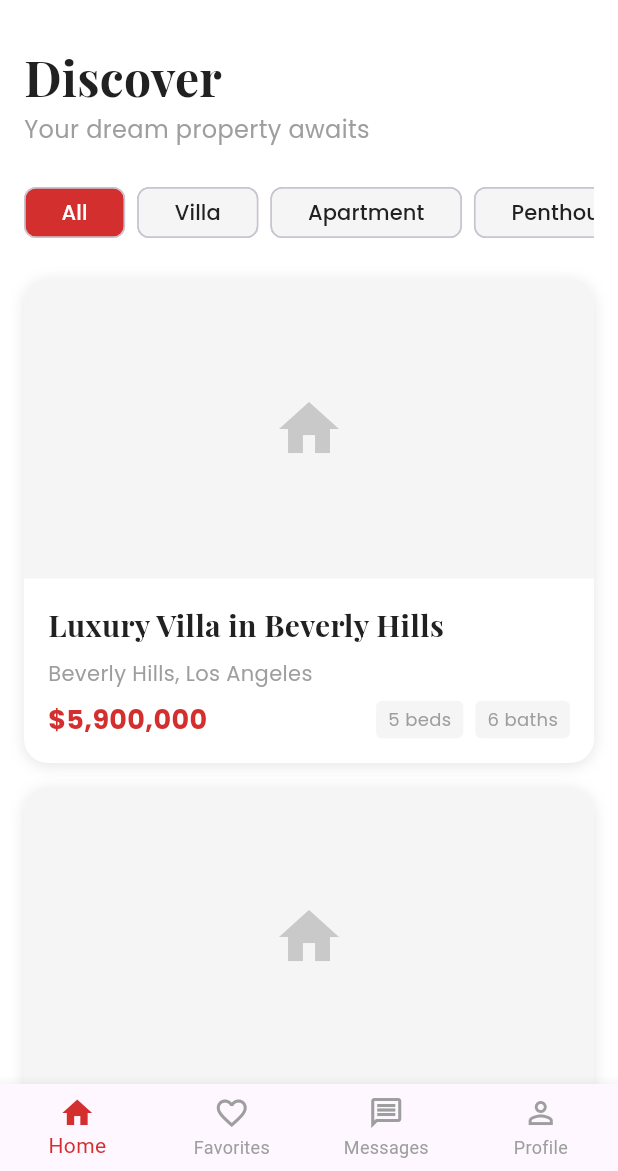
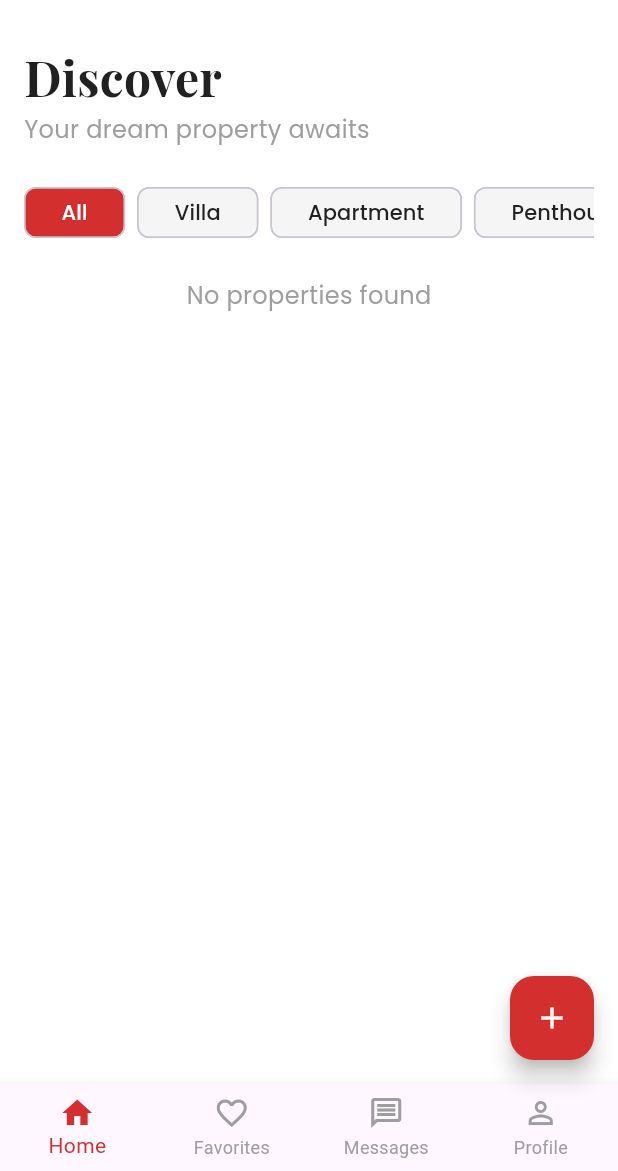
Before and after one commit to Saint-john/sidnapp, a Flutter app: the screen it shows once a user with an empty profile is signed in, on a phone screen of 412 x 824 dp, the part 65-1236 px from its top. Run offline on Flutter 3.47's test engine with Material 3 defaults, Android fonts, the light colour scheme and no system bars; our stand-ins replace cloud_firestore, firebase_auth, firebase_core, firebase_storage, google_fonts, google_sign_in and 1 more; accounts and stored records are empty.

Commit message:
integration firebase and storage upload property

```diff
--- a/lib/main.dart
+++ b/lib/main.dart
@@ -7,6 +7,7 @@
 void main() async {
   WidgetsFlutterBinding.ensureInitialized();
   await Firebase.initializeApp();
+
 
   SystemChrome.setSystemUIOverlayStyle(
     const SystemUiOverlayStyle(
--- /dev/null
+++ b/lib/models/property.dart
@@ -0,0 +1,59 @@
+class Property {
+  final String id;
+  final String title;
+  final String description;
+  final String location;
+  final double price;
+  final String imageUrl;
+  final int bedrooms;
+  final int bathrooms;
+  final String type; // villa, apartment, penthouse
+  final String userId;
+  final DateTime createdAt;
+
+  Property({
+    required this.id,
+    required this.title,
+    required this.description,
+    required this.location,
+    required this.price,
+    required this.imageUrl,
+    required this.bedrooms,
+    required this.bathrooms,
+    required this.type,
+    required this.userId,
+    required this.createdAt,
+  });
+
+  Map<String, dynamic> toMap() {
+    return {
+      'id': id,
+      'title': title,
+      'description': description,
+      'location': location,
+      'price': price,
+      'imageUrl': imageUrl,
+      'bedrooms': bedrooms,
+      'bathrooms': bathrooms,
+      'type': type,
+      'userId': userId,
+      'createdAt': createdAt.toIso8601String(),
+    };
+  }
+
+  factory Property.fromMap(Map<String, dynamic> map) {
+    return Property(
+      id: map['id'],
+      title: map['title'],
+      description: map['description'],
+      location: map['location'],
+      price: map['price'].toDouble(),
+      imageUrl: map['imageUrl'],
+      bedrooms: map['bedrooms'],
+      bathrooms: map['bathrooms'],
+      type: map['type'],
+      userId: map['userId'],
+      createdAt: DateTime.parse(map['createdAt']),
+    );
+  }
+}
--- a/lib/screens/home_screen.dart
+++ b/lib/screens/home_screen.dart
@@ -2,14 +2,24 @@
 import 'package:google_fonts/google_fonts.dart';
 import '../constants/colors.dart';
 import '../services/auth_service.dart';
+import '../services/property_service.dart';
+import '../models/property.dart';
+import 'add_property_screen.dart';
 
-class HomeScreen extends StatelessWidget {
+class HomeScreen extends StatefulWidget {
   const HomeScreen({Key? key}) : super(key: key);
 
   @override
+  _HomeScreenState createState() => _HomeScreenState();
+}
+
+class _HomeScreenState extends State<HomeScreen> {
+  final authService = AuthService();
+  final propertyService = PropertyService();
+  String _selectedCategory = 'All';
+
+  @override
   Widget build(BuildContext context) {
-    final authService = AuthService();
-
     return Scaffold(
       backgroundColor: AppColors.background,
       appBar: AppBar(
@@ -40,6 +50,16 @@
           ),
         ],
       ),
+      floatingActionButton: FloatingActionButton(
+        onPressed: () {
+          Navigator.push(
+            context,
+            MaterialPageRoute(builder: (context) => const AddPropertyScreen()),
+          );
+        },
+        backgroundColor: AppColors.primary,
+        child: const Icon(Icons.add, color: Colors.white),
+      ),
       body: SingleChildScrollView(
         child: Padding(
           padding: const EdgeInsets.all(16.0),
@@ -68,21 +88,55 @@
                 child: ListView(
                   scrollDirection: Axis.horizontal,
                   children: [
-                    _buildCategoryChip('All', true),
-                    _buildCategoryChip('Villa', false),
-                    _buildCategoryChip('Apartment', false),
-                    _buildCategoryChip('Penthouse', false),
+                    _buildCategoryChip('All', _selectedCategory == 'All'),
+                    _buildCategoryChip('Villa', _selectedCategory == 'villa'),
+                    _buildCategoryChip('Apartment', _selectedCategory == 'apartment'),
+                    _buildCategoryChip('Penthouse', _selectedCategory == 'penthouse'),
                   ],
                 ),
               ),
               const SizedBox(height: 24),
-              // Featured Properties
-              ListView.builder(
+              // Properties Stream
+              StreamBuilder<List<Property>>(
+                stream: _selectedCategory == 'All'
+                    ? propertyService.getProperties()
+                    : propertyService.getPropertiesByType(_selectedCategory.toLowerCase()),
+                builder: (context, snapshot) {
+                  if (snapshot.hasError) {
+                    return Center(
+                      child: Text('Error: ${snapshot.error}'),
+                    );
+                  }
+
+                  if (snapshot.connectionState == ConnectionState.waiting) {
+                    return const Center(
+                      child: CircularProgressIndicator(),
+                    );
+                  }
+
+                  final properties = snapshot.data ?? [];
+
+                  if (properties.isEmpty) {
+                    return Center(
+                      child: Text(
+                        'No properties found',
+                        style: GoogleFonts.poppins(
+                          fontSize: 16,
+                          color: AppColors.grey,
+                        ),
+                      ),
+                    );
+                  }
+
+                  return ListView.builder(
                     shrinkWrap: true,
                     physics: const NeverScrollableScrollPhysics(),
-                itemCount: 5,
+                    itemCount: properties.length,
                     itemBuilder: (context, index) {
-                  return _buildPropertyCard();
+                      final property = properties[index];
+                      return _buildPropertyCard(property);
+                    },
+                  );
                 },
               ),
             ],
@@ -106,7 +160,13 @@
   }
 
   Widget _buildCategoryChip(String label, bool isSelected) {
-    return Container(
+    return GestureDetector(
+      onTap: () {
+        setState(() {
+          _selectedCategory = label;
+        });
+      },
+      child: Container(
         margin: const EdgeInsets.only(right: 8),
         child: Chip(
           label: Text(
@@ -118,10 +178,11 @@
           backgroundColor: isSelected ? AppColors.primary : AppColors.lightGrey,
           padding: const EdgeInsets.symmetric(horizontal: 16),
         ),
+      ),
     );
   }
 
-  Widget _buildPropertyCard() {
+  Widget _buildPropertyCard(Property property) {
     return Container(
       margin: const EdgeInsets.only(bottom: 16),
       decoration: BoxDecoration(
@@ -138,18 +199,24 @@
       child: Column(
         crossAxisAlignment: CrossAxisAlignment.start,
         children: [
-          Container(
+          ClipRRect(
+            borderRadius: const BorderRadius.vertical(top: Radius.circular(16)),
+            child: Image.network(
+              property.imageUrl,
               height: 200,
-            decoration: BoxDecoration(
-              borderRadius: const BorderRadius.vertical(top: Radius.circular(16)),
+              width: double.infinity,
+              fit: BoxFit.cover,
+              errorBuilder: (context, error, stackTrace) {
+                return Container(
+                  height: 200,
                   color: AppColors.lightGrey,
-            ),
-            child: Center(
                   child: Icon(
                     Icons.home,
                     size: 48,
                     color: AppColors.grey.withOpacity(0.5),
                   ),
+                );
+              },
             ),
           ),
           Padding(
@@ -158,7 +225,7 @@
               crossAxisAlignment: CrossAxisAlignment.start,
               children: [
                 Text(
-                  'Luxury Villa in Beverly Hills',
+                  property.title,
                   style: GoogleFonts.playfairDisplay(
                     fontSize: 20,
                     fontWeight: FontWeight.bold,
@@ -167,7 +234,7 @@
                 ),
                 const SizedBox(height: 8),
                 Text(
-                  'Beverly Hills, Los Angeles',
+                  property.location,
                   style: GoogleFonts.poppins(
                     color: AppColors.grey,
                   ),
@@ -176,7 +243,7 @@
                 Row(
                   children: [
                     Text(
-                      '\$5,900,000',
+                      '\$${property.price.toStringAsFixed(0)}',
                       style: GoogleFonts.poppins(
                         fontSize: 18,
                         fontWeight: FontWeight.bold,
@@ -186,9 +253,9 @@
                     const Spacer(),
                     Row(
                       children: [
-                        _buildFeatureChip('5 beds'),
+                        _buildFeatureChip('${property.bedrooms} beds'),
                         const SizedBox(width: 8),
-                        _buildFeatureChip('6 baths'),
+                        _buildFeatureChip('${property.bathrooms} baths'),
                       ],
                     ),
                   ],
--- a/pubspec.yaml
+++ b/pubspec.yaml
@@ -38,6 +38,10 @@
   firebase_auth: ^4.15.3
   google_sign_in: ^6.1.6
   provider: ^6.1.1
+  cloud_firestore: ^4.13.6
+  firebase_storage: ^11.5.6
+  image_picker: ^1.0.5
+  uuid: ^4.2.2
 
 dev_dependencies:
   flutter_test:
```
Also changed, not shown: lib/screens/add_property_screen.dart (added, +277 -0 lines), lib/services/property_service.dart (added, +110 -0 lines), lib/services/seed_service.dart (added, +35 -0 lines), pubspec.lock, 5 other files. Lines whose indentation alone changed are shown as unchanged.
